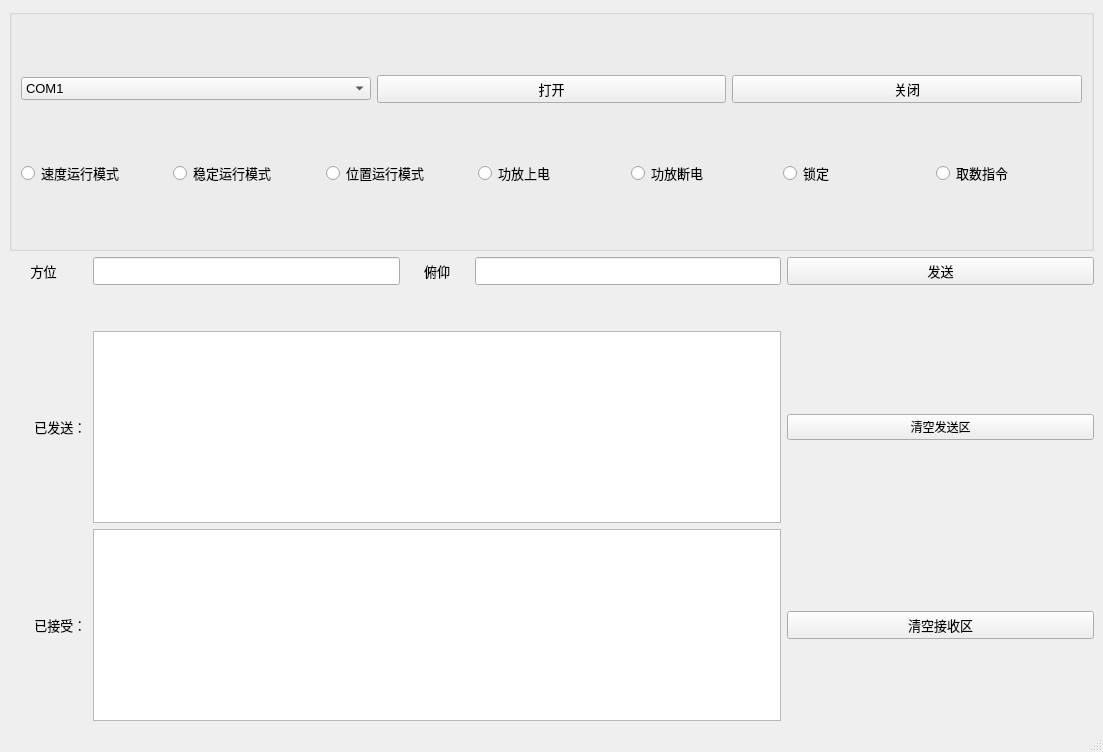
This is Pro.ui in moon0309/project_zt as Qt 5 draws it before an edit. The edited form follows.
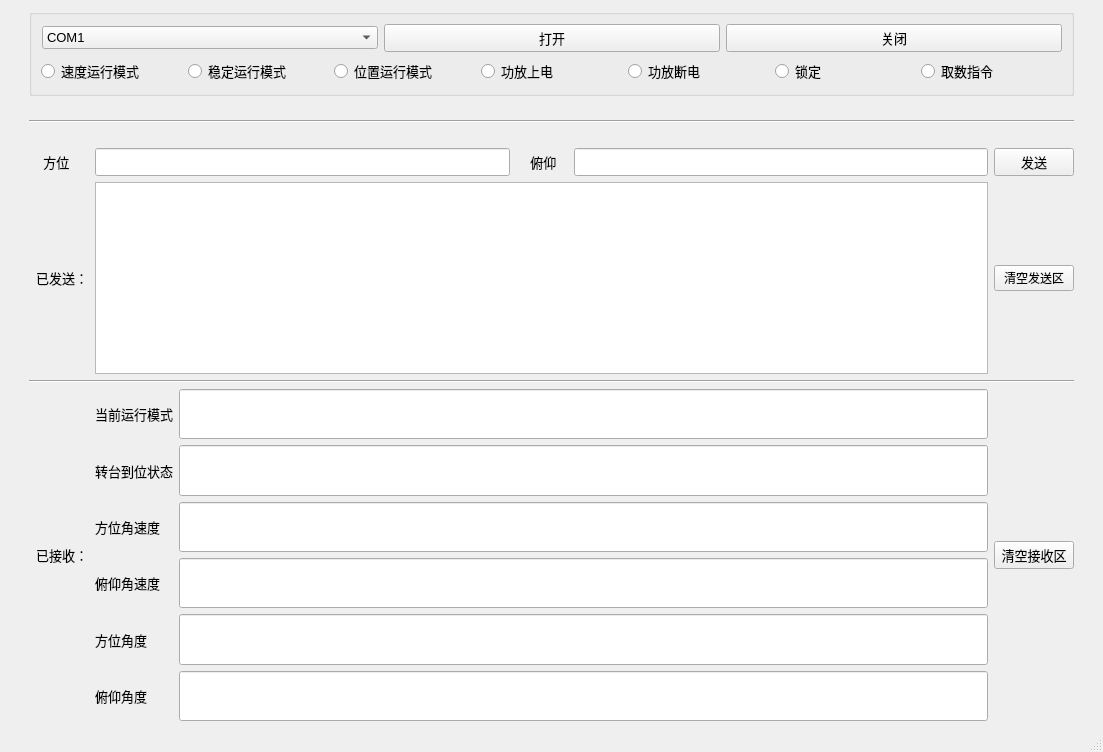
This is the edited form.

```diff
--- a/Pro.ui
+++ b/Pro.ui
@@ -20,213 +20,51 @@
    <string>MainWindow</string>
   </property>
   <widget class="QWidget" name="centralwidget">
-   <layout class="QGridLayout" name="gridLayout_2">
-    <item row="1" column="0">
-     <layout class="QGridLayout" name="gridLayout">
-      <item row="2" column="2">
-       <spacer name="verticalSpacer">
-        <property name="orientation">
-         <enum>Qt::Vertical</enum>
-        </property>
-        <property name="sizeType">
-         <enum>QSizePolicy::Fixed</enum>
-        </property>
-        <property name="sizeHint" stdset="0">
-         <size>
-          <width>20</width>
-          <height>40</height>
-         </size>
-        </property>
-       </spacer>
-      </item>
-      <item row="4" column="0">
-       <widget class="QLabel" name="ready_received">
-        <property name="font">
-         <font>
-          <pointsize>10</pointsize>
-         </font>
-        </property>
-        <property name="text">
-         <string>       已接受：</string>
-        </property>
-       </widget>
-      </item>
-      <item row="1" column="3">
-       <widget class="QLineEdit" name="data_edit2">
-        <property name="sizePolicy">
-         <sizepolicy hsizetype="Expanding" vsizetype="Minimum">
-          <horstretch>0</horstretch>
-          <verstretch>0</verstretch>
-         </sizepolicy>
-        </property>
-        <property name="font">
-         <font>
-          <pointsize>12</pointsize>
-         </font>
-        </property>
-       </widget>
-      </item>
-      <item row="3" column="0">
-       <widget class="QLabel" name="ready_send">
-        <property name="sizePolicy">
-         <sizepolicy hsizetype="Preferred" vsizetype="Minimum">
-          <horstretch>0</horstretch>
-          <verstretch>0</verstretch>
-         </sizepolicy>
-        </property>
-        <property name="font">
-         <font>
-          <pointsize>10</pointsize>
-         </font>
-        </property>
-        <property name="layoutDirection">
-         <enum>Qt::LeftToRight</enum>
-        </property>
-        <property name="text">
-         <string>       已发送：</string>
-        </property>
-       </widget>
-      </item>
-      <item row="1" column="1">
-       <widget class="QLineEdit" name="data_edit1">
-        <property name="sizePolicy">
-         <sizepolicy hsizetype="Expanding" vsizetype="Minimum">
-          <horstretch>0</horstretch>
-          <verstretch>0</verstretch>
-         </sizepolicy>
-        </property>
-        <property name="font">
-         <font>
-          <pointsize>12</pointsize>
-         </font>
-        </property>
-       </widget>
-      </item>
-      <item row="1" column="0">
-       <widget class="QLabel" name="label">
-        <property name="sizePolicy">
-         <sizepolicy hsizetype="Preferred" vsizetype="Preferred">
-          <horstretch>0</horstretch>
-          <verstretch>0</verstretch>
-         </sizepolicy>
-        </property>
-        <property name="font">
-         <font>
-          <pointsize>10</pointsize>
-         </font>
-        </property>
-        <property name="text">
-         <string>      方位</string>
-        </property>
-       </widget>
-      </item>
-      <item row="1" column="2">
-       <widget class="QLabel" name="label_2">
-        <property name="sizePolicy">
-         <sizepolicy hsizetype="Preferred" vsizetype="Preferred">
-          <horstretch>0</horstretch>
-          <verstretch>0</verstretch>
-         </sizepolicy>
-        </property>
-        <property name="font">
-         <font>
-          <pointsize>10</pointsize>
-         </font>
-        </property>
-        <property name="text">
-         <string>     俯仰     </string>
-        </property>
-       </widget>
-      </item>
-      <item row="4" column="1" colspan="3">
-       <widget class="QTextEdit" name="show_receive">
-        <property name="sizePolicy">
-         <sizepolicy hsizetype="Expanding" vsizetype="Fixed">
-          <horstretch>0</horstretch>
-          <verstretch>0</verstretch>
-         </sizepolicy>
-        </property>
-        <property name="font">
-         <font>
-          <pointsize>12</pointsize>
-         </font>
-        </property>
-       </widget>
-      </item>
-      <item row="3" column="1" colspan="3">
-       <widget class="QTextEdit" name="show_send">
-        <property name="sizePolicy">
-         <sizepolicy hsizetype="Expanding" vsizetype="Fixed">
-          <horstretch>0</horstretch>
-          <verstretch>0</verstretch>
-         </sizepolicy>
-        </property>
-        <property name="font">
-         <font>
-          <pointsize>12</pointsize>
-         </font>
-        </property>
-       </widget>
-      </item>
-      <item row="1" column="4">
-       <widget class="QPushButton" name="btn_send">
-        <property name="sizePolicy">
-         <sizepolicy hsizetype="Expanding" vsizetype="Minimum">
-          <horstretch>0</horstretch>
-          <verstretch>0</verstretch>
-         </sizepolicy>
-        </property>
-        <property name="font">
-         <font>
-          <pointsize>10</pointsize>
-         </font>
-        </property>
-        <property name="text">
-         <string>发送</string>
-        </property>
-       </widget>
-      </item>
-      <item row="4" column="4">
-       <widget class="QPushButton" name="clear_receive">
-        <property name="sizePolicy">
-         <sizepolicy hsizetype="Expanding" vsizetype="Fixed">
-          <horstretch>0</horstretch>
-          <verstretch>0</verstretch>
-         </sizepolicy>
-        </property>
-        <property name="font">
-         <font>
-          <pointsize>10</pointsize>
-         </font>
-        </property>
-        <property name="text">
-         <string>清空接收区</string>
-        </property>
-       </widget>
-      </item>
-      <item row="3" column="4">
-       <widget class="QPushButton" name="pushButton">
-        <property name="sizePolicy">
-         <sizepolicy hsizetype="Expanding" vsizetype="Fixed">
-          <horstretch>0</horstretch>
-          <verstretch>0</verstretch>
-         </sizepolicy>
-        </property>
-        <property name="text">
-         <string>清空发送区</string>
-        </property>
-       </widget>
-      </item>
-     </layout>
+   <layout class="QGridLayout" name="gridLayout_3">
+    <item row="1" column="1">
+     <widget class="Line" name="line_2">
+      <property name="orientation">
+       <enum>Qt::Horizontal</enum>
+      </property>
+     </widget>
     </item>
-    <item row="0" column="0">
+    <item row="3" column="2">
+     <spacer name="verticalSpacer">
+      <property name="orientation">
+       <enum>Qt::Vertical</enum>
+      </property>
+      <property name="sizeHint" stdset="0">
+       <size>
+        <width>20</width>
+        <height>40</height>
+       </size>
+      </property>
+     </spacer>
+    </item>
+    <item row="3" column="0">
+     <spacer name="verticalSpacer_2">
+      <property name="orientation">
+       <enum>Qt::Vertical</enum>
+      </property>
+      <property name="sizeHint" stdset="0">
+       <size>
+        <width>20</width>
+        <height>40</height>
+       </size>
+      </property>
+     </spacer>
+    </item>
+    <item row="0" column="1">
      <widget class="QGroupBox" name="groupBox">
       <property name="title">
        <string/>
       </property>
-      <layout class="QVBoxLayout" name="verticalLayout">
+      <layout class="QVBoxLayout" name="verticalLayout_2">
        <item>
         <layout class="QHBoxLayout" name="horizontalLayout">
+         <property name="leftMargin">
+          <number>1</number>
+         </property>
          <item>
           <widget class="QComboBox" name="cmb_port_name">
            <property name="sizePolicy">
@@ -411,6 +249,400 @@
       </layout>
      </widget>
     </item>
+    <item row="3" column="1">
+     <layout class="QVBoxLayout" name="verticalLayout">
+      <item>
+       <layout class="QGridLayout" name="gridLayout_2">
+        <item row="1" column="0">
+         <widget class="QLabel" name="ready_send">
+          <property name="sizePolicy">
+           <sizepolicy hsizetype="Preferred" vsizetype="Preferred">
+            <horstretch>0</horstretch>
+            <verstretch>0</verstretch>
+           </sizepolicy>
+          </property>
+          <property name="font">
+           <font>
+            <pointsize>10</pointsize>
+           </font>
+          </property>
+          <property name="layoutDirection">
+           <enum>Qt::LeftToRight</enum>
+          </property>
+          <property name="text">
+           <string>  已发送：</string>
+          </property>
+         </widget>
+        </item>
+        <item row="1" column="4">
+         <widget class="QPushButton" name="pushButton">
+          <property name="sizePolicy">
+           <sizepolicy hsizetype="Fixed" vsizetype="Fixed">
+            <horstretch>0</horstretch>
+            <verstretch>0</verstretch>
+           </sizepolicy>
+          </property>
+          <property name="text">
+           <string>清空发送区</string>
+          </property>
+         </widget>
+        </item>
+        <item row="0" column="4">
+         <widget class="QPushButton" name="btn_send">
+          <property name="sizePolicy">
+           <sizepolicy hsizetype="Fixed" vsizetype="Fixed">
+            <horstretch>0</horstretch>
+            <verstretch>0</verstretch>
+           </sizepolicy>
+          </property>
+          <property name="font">
+           <font>
+            <pointsize>10</pointsize>
+           </font>
+          </property>
+          <property name="text">
+           <string>发送</string>
+          </property>
+         </widget>
+        </item>
+        <item row="0" column="1">
+         <widget class="QLineEdit" name="data_edit1">
+          <property name="sizePolicy">
+           <sizepolicy hsizetype="Expanding" vsizetype="Minimum">
+            <horstretch>0</horstretch>
+            <verstretch>0</verstretch>
+           </sizepolicy>
+          </property>
+          <property name="font">
+           <font>
+            <pointsize>12</pointsize>
+           </font>
+          </property>
+         </widget>
+        </item>
+        <item row="1" column="1" colspan="3">
+         <widget class="QTextEdit" name="show_send">
+          <property name="sizePolicy">
+           <sizepolicy hsizetype="Expanding" vsizetype="Fixed">
+            <horstretch>0</horstretch>
+            <verstretch>0</verstretch>
+           </sizepolicy>
+          </property>
+          <property name="font">
+           <font>
+            <pointsize>12</pointsize>
+           </font>
+          </property>
+         </widget>
+        </item>
+        <item row="0" column="2">
+         <widget class="QLabel" name="label_2">
+          <property name="sizePolicy">
+           <sizepolicy hsizetype="Preferred" vsizetype="Preferred">
+            <horstretch>0</horstretch>
+            <verstretch>0</verstretch>
+           </sizepolicy>
+          </property>
+          <property name="font">
+           <font>
+            <pointsize>10</pointsize>
+           </font>
+          </property>
+          <property name="text">
+           <string>    俯仰   </string>
+          </property>
+         </widget>
+        </item>
+        <item row="0" column="0">
+         <widget class="QLabel" name="label">
+          <property name="sizePolicy">
+           <sizepolicy hsizetype="Preferred" vsizetype="Preferred">
+            <horstretch>0</horstretch>
+            <verstretch>0</verstretch>
+           </sizepolicy>
+          </property>
+          <property name="font">
+           <font>
+            <pointsize>10</pointsize>
+           </font>
+          </property>
+          <property name="text">
+           <string>    方位</string>
+          </property>
+         </widget>
+        </item>
+        <item row="0" column="3">
+         <widget class="QLineEdit" name="data_edit2">
+          <property name="sizePolicy">
+           <sizepolicy hsizetype="Expanding" vsizetype="Minimum">
+            <horstretch>0</horstretch>
+            <verstretch>0</verstretch>
+           </sizepolicy>
+          </property>
+          <property name="font">
+           <font>
+            <pointsize>12</pointsize>
+           </font>
+          </property>
+         </widget>
+        </item>
+       </layout>
+      </item>
+      <item>
+       <widget class="Line" name="line">
+        <property name="orientation">
+         <enum>Qt::Horizontal</enum>
+        </property>
+       </widget>
+      </item>
+      <item>
+       <layout class="QGridLayout" name="gridLayout">
+        <item row="0" column="1">
+         <widget class="QLabel" name="label_3">
+          <property name="font">
+           <font>
+            <pointsize>10</pointsize>
+           </font>
+          </property>
+          <property name="text">
+           <string>当前运行模式</string>
+          </property>
+         </widget>
+        </item>
+        <item row="1" column="2">
+         <widget class="QLineEdit" name="lineEdit_2">
+          <property name="sizePolicy">
+           <sizepolicy hsizetype="Expanding" vsizetype="MinimumExpanding">
+            <horstretch>0</horstretch>
+            <verstretch>0</verstretch>
+           </sizepolicy>
+          </property>
+          <property name="font">
+           <font>
+            <pointsize>10</pointsize>
+           </font>
+          </property>
+          <property name="text">
+           <string>  </string>
+          </property>
+         </widget>
+        </item>
+        <item row="4" column="1">
+         <widget class="QLabel" name="label_7">
+          <property name="font">
+           <font>
+            <pointsize>10</pointsize>
+           </font>
+          </property>
+          <property name="text">
+           <string>方位角度</string>
+          </property>
+         </widget>
+        </item>
+        <item row="5" column="1">
+         <widget class="QLabel" name="label_8">
+          <property name="font">
+           <font>
+            <pointsize>10</pointsize>
+           </font>
+          </property>
+          <property name="text">
+           <string>俯仰角度</string>
+          </property>
+         </widget>
+        </item>
+        <item row="3" column="1">
+         <widget class="QLabel" name="label_6">
+          <property name="font">
+           <font>
+            <pointsize>10</pointsize>
+           </font>
+          </property>
+          <property name="text">
+           <string>俯仰角速度</string>
+          </property>
+         </widget>
+        </item>
+        <item row="3" column="2">
+         <widget class="QLineEdit" name="lineEdit_4">
+          <property name="sizePolicy">
+           <sizepolicy hsizetype="Expanding" vsizetype="Expanding">
+            <horstretch>0</horstretch>
+            <verstretch>0</verstretch>
+           </sizepolicy>
+          </property>
+          <property name="font">
+           <font>
+            <pointsize>10</pointsize>
+           </font>
+          </property>
+          <property name="text">
+           <string>  </string>
+          </property>
+         </widget>
+        </item>
+        <item row="5" column="2">
+         <widget class="QLineEdit" name="lineEdit_6">
+          <property name="sizePolicy">
+           <sizepolicy hsizetype="Expanding" vsizetype="MinimumExpanding">
+            <horstretch>0</horstretch>
+            <verstretch>0</verstretch>
+           </sizepolicy>
+          </property>
+          <property name="font">
+           <font>
+            <pointsize>10</pointsize>
+           </font>
+          </property>
+          <property name="text">
+           <string>  </string>
+          </property>
+         </widget>
+        </item>
+        <item row="1" column="1">
+         <widget class="QLabel" name="label_4">
+          <property name="font">
+           <font>
+            <pointsize>10</pointsize>
+           </font>
+          </property>
+          <property name="text">
+           <string>转台到位状态</string>
+          </property>
+         </widget>
+        </item>
+        <item row="2" column="2">
+         <widget class="QLineEdit" name="lineEdit_3">
+          <property name="sizePolicy">
+           <sizepolicy hsizetype="Expanding" vsizetype="MinimumExpanding">
+            <horstretch>0</horstretch>
+            <verstretch>0</verstretch>
+           </sizepolicy>
+          </property>
+          <property name="font">
+           <font>
+            <pointsize>10</pointsize>
+           </font>
+          </property>
+          <property name="text">
+           <string>  </string>
+          </property>
+         </widget>
+        </item>
+        <item row="2" column="1">
+         <widget class="QLabel" name="label_5">
+          <property name="font">
+           <font>
+            <pointsize>10</pointsize>
+           </font>
+          </property>
+          <property name="text">
+           <string>方位角速度</string>
+          </property>
+         </widget>
+        </item>
+        <item row="4" column="2">
+         <widget class="QLineEdit" name="lineEdit_5">
+          <property name="sizePolicy">
+           <sizepolicy hsizetype="Expanding" vsizetype="Expanding">
+            <horstretch>0</horstretch>
+            <verstretch>0</verstretch>
+           </sizepolicy>
+          </property>
+          <property name="font">
+           <font>
+            <pointsize>10</pointsize>
+           </font>
+          </property>
+          <property name="text">
+           <string>  </string>
+          </property>
+         </widget>
+        </item>
+        <item row="2" column="3" rowspan="2">
+         <widget class="QPushButton" name="clear_receive">
+          <property name="sizePolicy">
+           <sizepolicy hsizetype="Fixed" vsizetype="Fixed">
+            <horstretch>0</horstretch>
+            <verstretch>0</verstretch>
+           </sizepolicy>
+          </property>
+          <property name="font">
+           <font>
+            <pointsize>10</pointsize>
+           </font>
+          </property>
+          <property name="text">
+           <string>清空接收区</string>
+          </property>
+         </widget>
+        </item>
+        <item row="0" column="2">
+         <widget class="QLineEdit" name="lineEdit_1">
+          <property name="sizePolicy">
+           <sizepolicy hsizetype="Expanding" vsizetype="Expanding">
+            <horstretch>0</horstretch>
+            <verstretch>0</verstretch>
+           </sizepolicy>
+          </property>
+          <property name="font">
+           <font>
+            <pointsize>10</pointsize>
+           </font>
+          </property>
+          <property name="text">
+           <string>  </string>
+          </property>
+         </widget>
+        </item>
+        <item row="0" column="0" rowspan="6">
+         <widget class="QLabel" name="ready_received">
+          <property name="font">
+           <font>
+            <pointsize>10</pointsize>
+           </font>
+          </property>
+          <property name="text">
+           <string>  已接收：</string>
+          </property>
+         </widget>
+        </item>
+       </layout>
+      </item>
+     </layout>
+    </item>
+    <item row="0" column="0">
+     <spacer name="verticalSpacer_3">
+      <property name="orientation">
+       <enum>Qt::Vertical</enum>
+      </property>
+      <property name="sizeType">
+       <enum>QSizePolicy::Preferred</enum>
+      </property>
+      <property name="sizeHint" stdset="0">
+       <size>
+        <width>20</width>
+        <height>40</height>
+       </size>
+      </property>
+     </spacer>
+    </item>
+    <item row="1" column="0">
+     <spacer name="verticalSpacer_4">
+      <property name="orientation">
+       <enum>Qt::Vertical</enum>
+      </property>
+      <property name="sizeType">
+       <enum>QSizePolicy::Minimum</enum>
+      </property>
+      <property name="sizeHint" stdset="0">
+       <size>
+        <width>20</width>
+        <height>40</height>
+       </size>
+      </property>
+     </spacer>
+    </item>
    </layout>
   </widget>
   <widget class="QStatusBar" name="statusbar"/>
```
Left out of the diff: 128 changed lines with no effect on the pictures.
